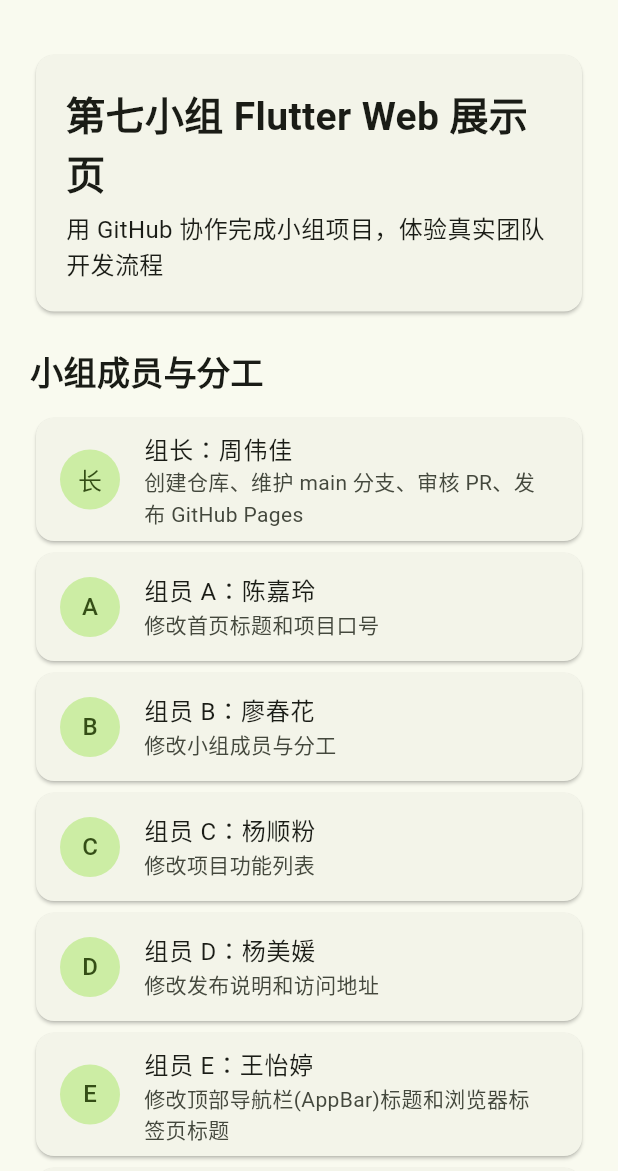
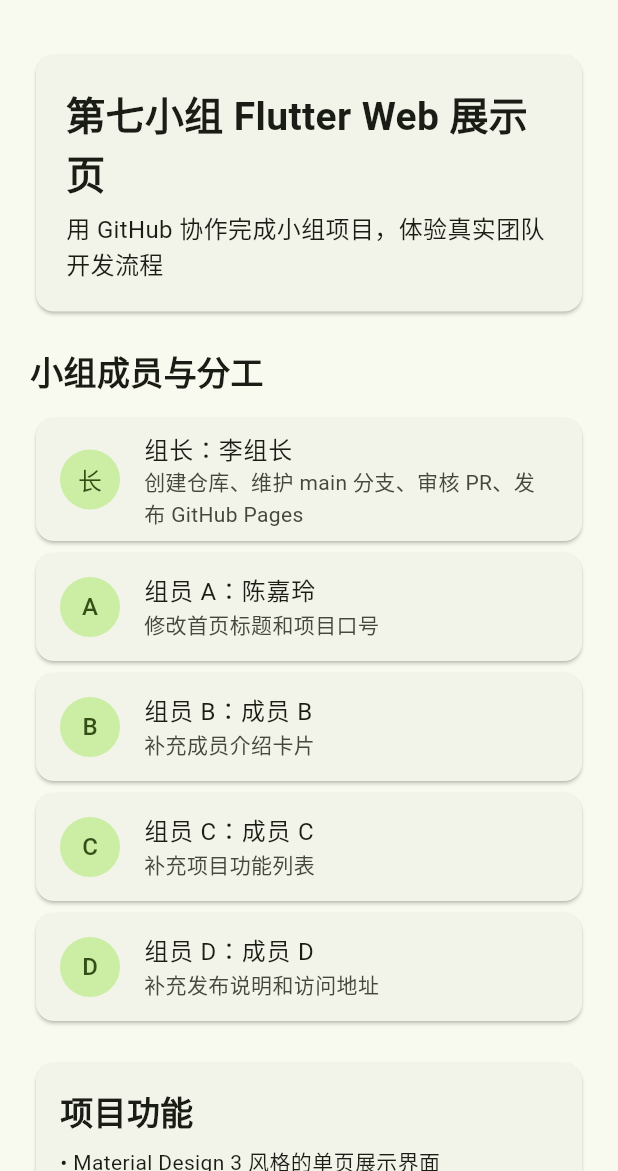
Before and after one commit to wendy-zhou6/group-cooperation-1, a Flutter app: the screen it shows after launch, on a phone screen of 412 x 824 dp, the part 65-1236 px from its top. Run offline on Flutter 3.47's test engine with Material 3 defaults, Android fonts, the phone set to English and light mode, and no system bars.

Commit message:
Revert "update team members and roles"

```diff
--- a/lib/main.dart
+++ b/lib/main.dart
@@ -28,14 +28,11 @@
   static const String projectSlogan = '用 GitHub 协作完成小组项目，体验真实团队开发流程';
 
   static const List<TeamMember> members = [
-    TeamMember(
-        role: '组长', name: '周伟佳', task: '创建仓库、维护 main 分支、审核 PR、发布 GitHub Pages'),
+    TeamMember(role: '组长', name: '李组长', task: '创建仓库、维护 main 分支、审核 PR、发布 GitHub Pages'),
     TeamMember(role: '组员 A', name: '陈嘉玲', task: '修改首页标题和项目口号'),
-    TeamMember(role: '组员 B', name: '廖春花', task: '修改小组成员与分工'),
-    TeamMember(role: '组员 C', name: '杨顺粉', task: '修改项目功能列表'),
-    TeamMember(role: '组员 D', name: '杨美媛', task: '修改发布说明和访问地址'),
-    TeamMember(role: '组员 E', name: '王怡婷', task: '修改顶部导航栏(AppBar)标题和浏览器标签页标题'),
-    TeamMember(role: '组员 F', name: '岳沛珂', task: '修改应用主题颜色(Colors.indigo)'),
+    TeamMember(role: '组员 B', name: '成员 B', task: '补充成员介绍卡片'),
+    TeamMember(role: '组员 C', name: '成员 C', task: '补充项目功能列表'),
+    TeamMember(role: '组员 D', name: '成员 D', task: '补充发布说明和访问地址'),
   ];
 
   static const List<String> features = [
```
